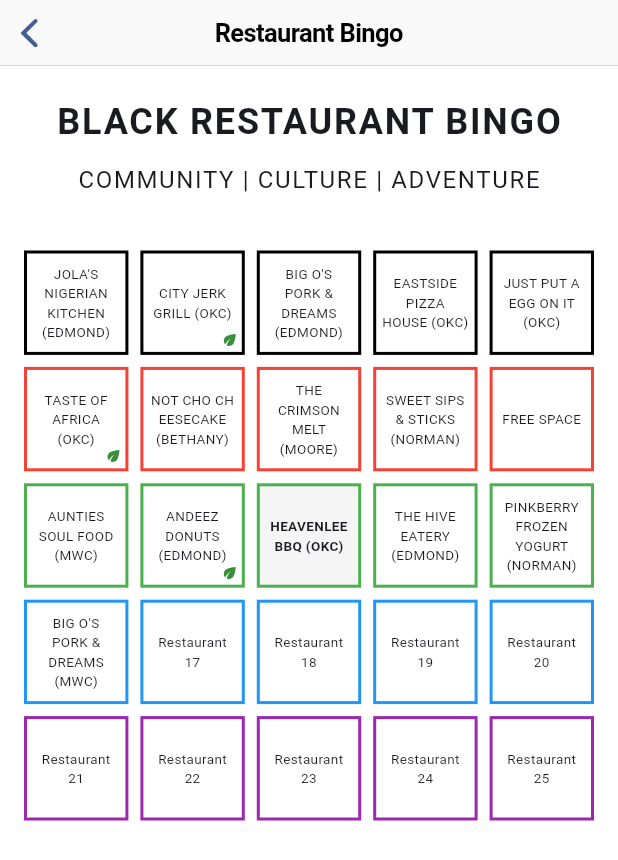
After one commit to biggerthanfood/bingo, a Flutter app: the BingoCardScreen screen opened directly, on a phone screen of 412 x 824 dp. The commit adds this screen. Shown: the top 860 px of the screen. Run offline on Flutter 3.47's test engine with Material 3 defaults, Android fonts, the phone set to English and light mode, and no system bars; our stand-ins replace firebase_auth, firebase_core; accounts and stored records are empty; generated files the repository leaves out were written again.

Commit message:
add bingo card screen

```diff
--- /dev/null
+++ b/lib/screens/bingo_card_screen.dart
@@ -0,0 +1,122 @@
+import 'package:flutter/material.dart';
+import 'package:flutter/cupertino.dart';
+
+class BingoCardScreen extends StatelessWidget {
+  final List<String> restaurants = [
+    "JOLA'S NIGERIAN KITCHEN (EDMOND)",
+    "CITY JERK GRILL (OKC)",
+    "BIG O'S PORK & DREAMS (EDMOND)",
+    "EASTSIDE PIZZA HOUSE (OKC)",
+    "JUST PUT A EGG ON IT (OKC)",
+    "TASTE OF AFRICA (OKC)",
+    "NOT CHO CHEESECAKE (BETHANY)",
+    "THE CRIMSON MELT (MOORE)",
+    "SWEET SIPS & STICKS (NORMAN)",
+    "FREE SPACE",
+    "AUNTIES SOUL FOOD (MWC)",
+    "ANDEEZ DONUTS (EDMOND)",
+    "HEAVENLEE BBQ (OKC)",
+    "THE HIVE EATERY (EDMOND)",
+    "PINKBERRY FROZEN YOGURT (NORMAN)",
+    "BIG O'S PORK & DREAMS (MWC)",
+    "Restaurant 17",
+    "Restaurant 18",
+    "Restaurant 19",
+    "Restaurant 20",
+    "Restaurant 21",
+    "Restaurant 22",
+    "Restaurant 23",
+    "Restaurant 24",
+    "Restaurant 25"
+  ];
+
+  BingoCardScreen({super.key});
+
+  @override
+  Widget build(BuildContext context) {
+    return Scaffold(
+      backgroundColor: Colors.white,
+      appBar: const CupertinoNavigationBar(
+        middle: Text('Restaurant Bingo'),
+      ),
+      body: Column(
+        children: [
+          const SizedBox(height: 20),
+          const Text(
+            'BLACK RESTAURANT BINGO',
+            style: TextStyle(
+              fontSize: 24,
+              fontWeight: FontWeight.bold,
+              letterSpacing: 1.2,
+            ),
+          ),
+          const SizedBox(height: 10),
+          const Text(
+            'COMMUNITY | CULTURE | ADVENTURE',
+            style: TextStyle(
+              fontSize: 16,
+              letterSpacing: 1.1,
+            ),
+          ),
+          const SizedBox(height: 20),
+          Expanded(
+            child: Padding(
+              padding: const EdgeInsets.all(16.0),
+              child: GridView.builder(
+                gridDelegate: const SliverGridDelegateWithFixedCrossAxisCount(
+                  crossAxisCount: 5,
+                  childAspectRatio: 1,
+                  crossAxisSpacing: 8,
+                  mainAxisSpacing: 8,
+                ),
+                itemCount: 25,
+                itemBuilder: (context, index) {
+                  Color borderColor;
+                  if (index < 5) borderColor = Colors.black;
+                  else if (index < 10) borderColor = Colors.red;
+                  else if (index < 15) borderColor = Colors.green;
+                  else if (index < 20) borderColor = Colors.blue;
+                  else borderColor = Colors.purple;
+
+                  return Container(
+                    decoration: BoxDecoration(
+                      border: Border.all(color: borderColor, width: 2),
+                      color: index == 12 ? const Color(0xFFF5F5F5) : Colors.white,
+                    ),
+                    child: Stack(
+                      children: [
+                        Center(
+                          child: Padding(
+                            padding: const EdgeInsets.all(4),
+                            child: Text(
+                              restaurants[index],
+                              textAlign: TextAlign.center,
+                              style: TextStyle(
+                                fontSize: 9,
+                                fontWeight: index == 12 ? FontWeight.bold : FontWeight.normal,
+                              ),
+                            ),
+                          ),
+                        ),
+                        if (index != 12 && (index == 1 || index == 5 || index == 11))
+                          Positioned(
+                            right: 2,
+                            bottom: 2,
+                            child: Icon(
+                              Icons.eco,
+                              size: 12,
+                              color: Colors.green[700],
+                            ),
+                          ),
+                      ],
+                    ),
+                  );
+                },
+              ),
+            ),
+          ),
+        ],
+      ),
+    );
+  }
+}
--- a/lib/screens/checkin_screen.dart
+++ b/lib/screens/checkin_screen.dart
@@ -1,6 +1,7 @@
 import 'package:flutter/material.dart';
 import 'package:flutter/cupertino.dart';
 import '../services/maps_service.dart';
+import 'bingo_card_screen.dart';
 
 class CheckInScreen extends StatelessWidget {
   const CheckInScreen({super.key});
@@ -129,7 +130,12 @@
                         ],
                       ),
                       onPressed: () {
-                        // TODO: Navigate to bingo card view
+                        Navigator.push(
+                          context,
+                          CupertinoPageRoute(
+                            builder: (context) => BingoCardScreen(),
+                          ),
+                        );
                       },
                     ),
                   ),
```
